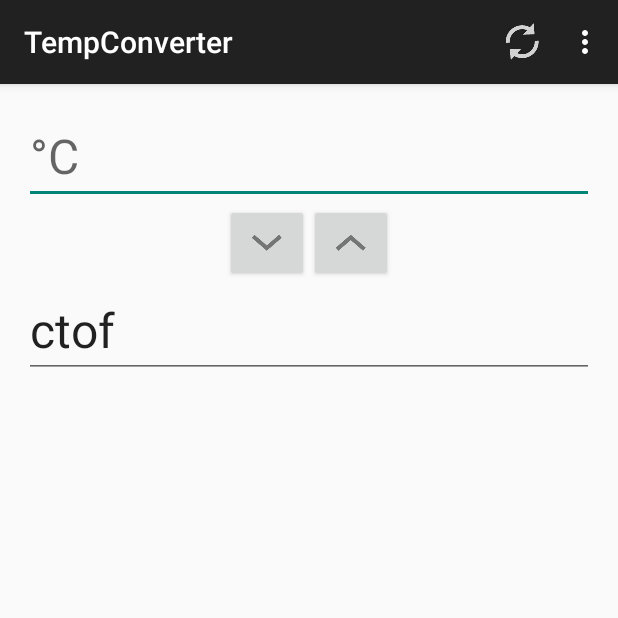
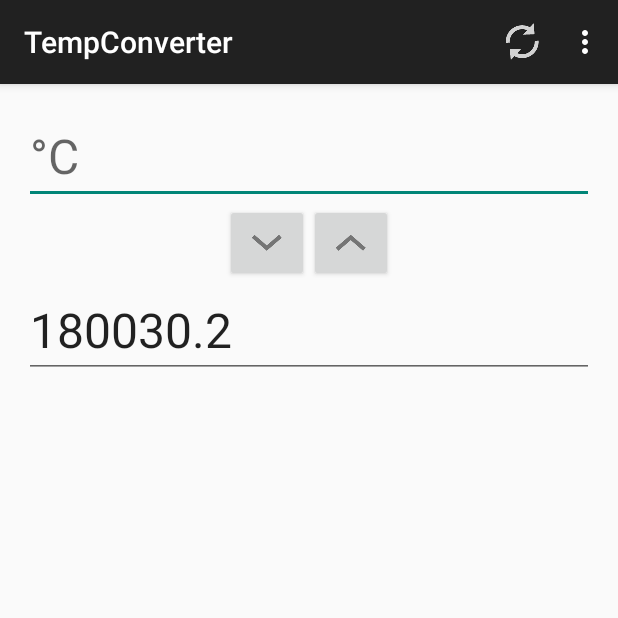
Before and after one commit to artem-p/TempConverter, an Android app: the screen it shows after launch (MainActivity), after a tap on an icon or button, on a phone screen of 412 x 824 dp, the top half of it. Run offline under Robolectric (Android 15) with nearby library versions, the phone set to English and light mode, and no system bars; 1 statement that could not run was skipped.

Commit message:
Работает конвертация

```diff
--- a/app/src/main/java/ru/artempugachev/tempconverter/MainActivity.java
+++ b/app/src/main/java/ru/artempugachev/tempconverter/MainActivity.java
@@ -69,7 +69,9 @@ public class MainActivity extends ActionBarActivity {
     private View.OnClickListener ctoFListener = new View.OnClickListener(){
 
         public void onClick(View v) {
-            m_tvFahr.setText("ctof");
+            m_temperature.setCelsius(Float.parseFloat(m_tvCelsius.getText().toString()));
+            m_temperature.celsiusToFahrenheit();
+            m_tvFahr.setText(String.valueOf(m_temperature.getFahrenheit()));
         }
     };
 
@@ -77,7 +79,9 @@ public class MainActivity extends ActionBarActivity {
 
         @Override
         public void onClick(View v) {
-            m_tvCelsius.setText("ftoc");
+            m_temperature.setFahrenheit(Float.parseFloat(m_tvFahr.getText().toString()));
+            m_temperature.fahrrenheitToCelsius();
+            m_tvCelsius.setText(String.valueOf(m_temperature.getCelsius()));
         }
     };
 }
--- a/app/src/main/res/layout/activity_main.xml
+++ b/app/src/main/res/layout/activity_main.xml
@@ -8,7 +8,7 @@
     <EditText
         android:layout_width="wrap_content"
         android:layout_height="wrap_content"
-        android:inputType="numberDecimal"
+        android:inputType="numberSigned|numberDecimal"
         android:ems="16"
         android:id="@+id/tvCelsius"
         android:layout_alignParentLeft="true"
@@ -45,7 +45,7 @@
     <EditText
         android:layout_width="wrap_content"
         android:layout_height="wrap_content"
-        android:inputType="numberDecimal"
+        android:inputType="numberSigned|numberDecimal"
         android:hint="@string/fahrenheit"
         android:ems="16"
         android:id="@+id/tvFahr"
```
